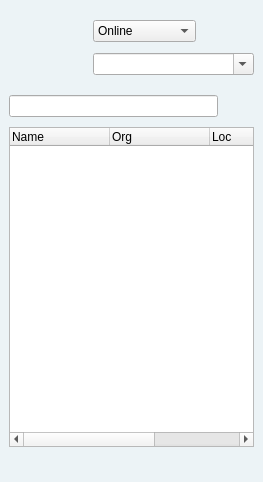
Qt form rs-Qt-gui/src/gui/MessengerWindow.ui (autoscatto/retroshare) before a commit.
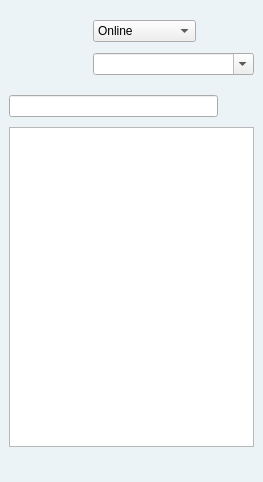
The same form after that commit. Icons and pictures are not drawn.

Commit message: removed not needed items from QTreeWidget in .ui file

```diff
--- a/rs-Qt-gui/src/gui/MessengerWindow.ui
+++ b/rs-Qt-gui/src/gui/MessengerWindow.ui
@@ -558,28 +558,8 @@
       </size>
      </property>
      <property name="columnCount" >
-      <number>4</number>
+      <number>0</number>
      </property>
-     <column>
-      <property name="text" >
-       <string>Name</string>
-      </property>
-     </column>
-     <column>
-      <property name="text" >
-       <string>Org</string>
-      </property>
-     </column>
-     <column>
-      <property name="text" >
-       <string>Loc</string>
-      </property>
-     </column>
-     <column>
-      <property name="text" >
-       <string>Country</string>
-      </property>
-     </column>
     </widget>
    </item>
    <item row="0" column="0" >
```
